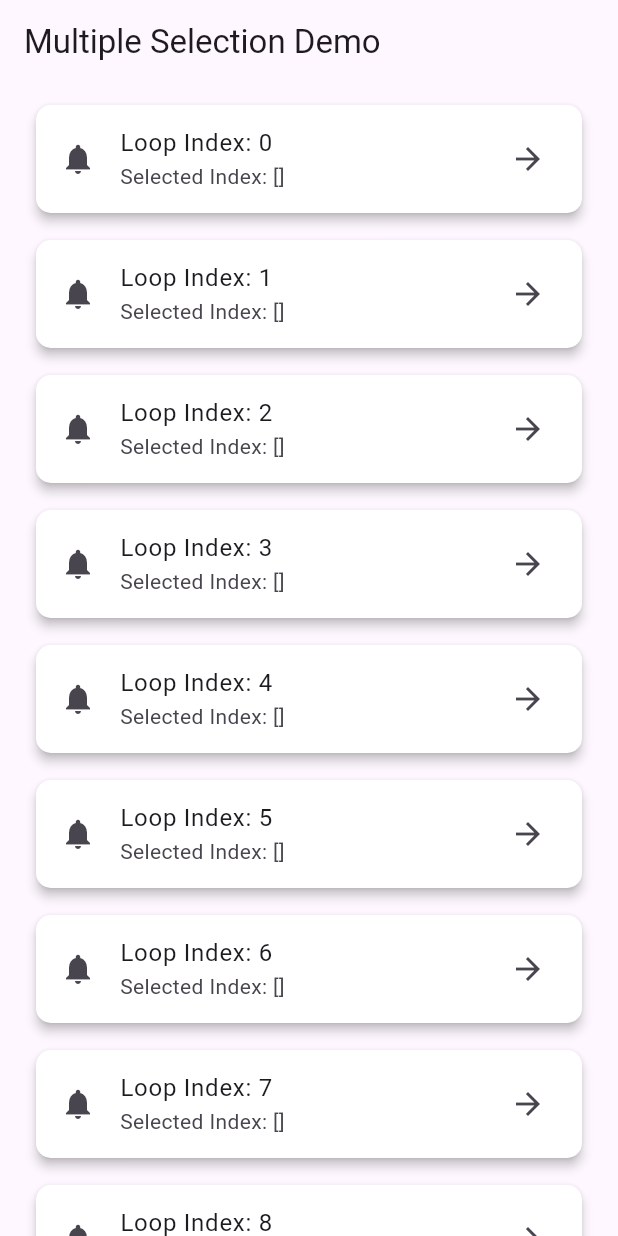
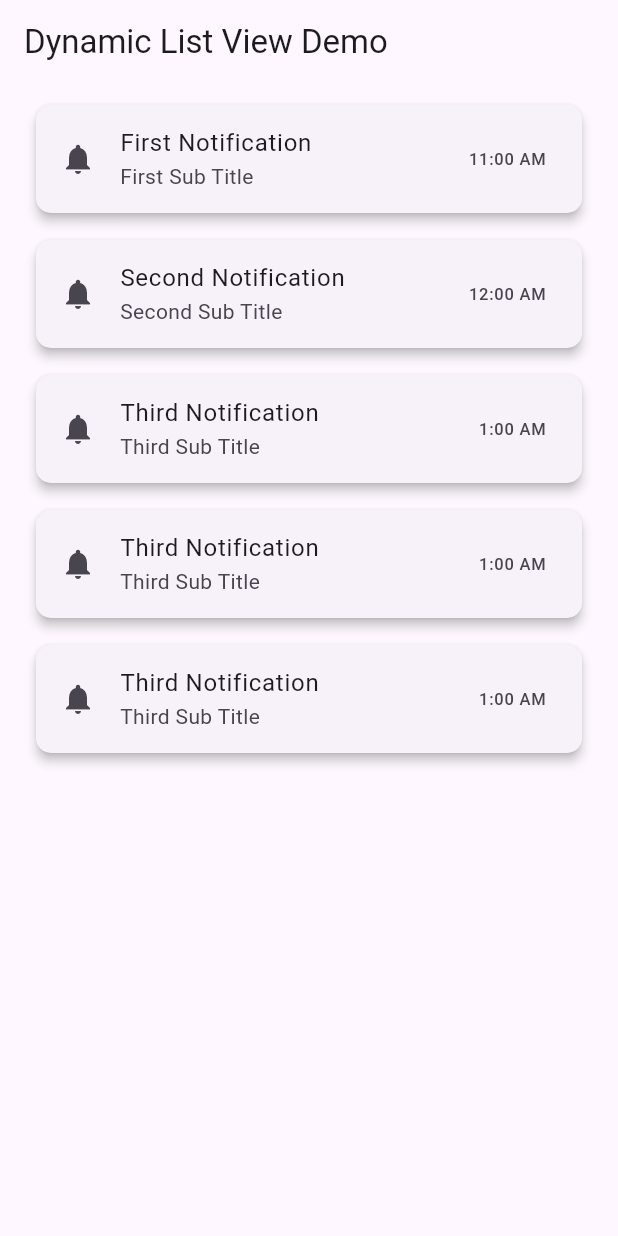
Before and after one commit to MuhammadAliKust/Flutter-B21, a Flutter app: the screen it shows after launch, on a phone screen of 412 x 824 dp. Run offline on Flutter 3.47's test engine with Material 3 defaults, Android fonts, the phone set to English and light mode, and no system bars; our stand-ins replace string_validator.

Commit message:
Dynamic List View Done

```diff
--- /dev/null
+++ b/lib/dynamic_list_view.dart
@@ -0,0 +1,66 @@
+import 'package:flutter/material.dart';
+import 'package:flutter_b21/models/notification.dart';
+
+class DynamicListView extends StatefulWidget {
+  DynamicListView({super.key});
+
+  @override
+  State<DynamicListView> createState() => _DynamicListViewState();
+}
+
+class _DynamicListViewState extends State<DynamicListView> {
+  List<NotificationModel> notificationList = [
+    NotificationModel(
+      title: 'First Notification',
+      subTitle: 'First Sub Title',
+      time: '11:00 AM',
+    ),
+    NotificationModel(
+      title: 'Second Notification',
+      subTitle: 'Second Sub Title',
+      time: '12:00 AM',
+    ),
+    NotificationModel(
+      title: 'Third Notification',
+      subTitle: 'Third Sub Title',
+      time: '1:00 AM',
+    ),
+    NotificationModel(
+      title: 'Third Notification',
+      subTitle: 'Third Sub Title',
+      time: '1:00 AM',
+    ),
+    NotificationModel(
+      title: 'Third Notification',
+      subTitle: 'Third Sub Title',
+      time: '1:00 AM',
+    ),
+  ];
+
+  @override
+  Widget build(BuildContext context) {
+    return Scaffold(
+      appBar: AppBar(title: Text("Dynamic List View Demo")),
+      body: ListView.builder(
+        itemCount: notificationList.length,
+        itemBuilder: (context, i) {
+          return Padding(
+            padding: const EdgeInsets.only(left: 20, right: 20, top: 10),
+            child: Card(
+              elevation: 3,
+              shape: RoundedRectangleBorder(
+                borderRadius: BorderRadius.circular(10),
+              ),
+              child: ListTile(
+                leading: Icon(Icons.notifications),
+                title: Text(notificationList[i].title),
+                subtitle: Text(notificationList[i].subTitle),
+                trailing: Text(notificationList[i].time),
+              ),
+            ),
+          );
+        },
+      ),
+    );
+  }
+}
--- a/lib/main.dart
+++ b/lib/main.dart
@@ -3,6 +3,7 @@ import 'package:flutter_b21/login.dart';
 import 'package:flutter_b21/multiple_selection.dart';
 
 import 'asset_image.dart';
+import 'dynamic_list_view.dart';
 import 'list_view_demo.dart';
 import 'network_image.dart';
 
@@ -16,7 +17,7 @@ class MyApp extends StatelessWidget {
   @override
   Widget build(BuildContext context) {
     return MaterialApp(
-      home: MultipleSelectionDemo(),
+      home: DynamicListView(),
       // home: Scaffold(
       //   backgroundColor: Colors.yellow,
       //   appBar: AppBar(
--- /dev/null
+++ b/lib/models/notification.dart
@@ -0,0 +1,11 @@
+class NotificationModel {
+  final String title;
+  final String subTitle;
+  final String time;
+
+  NotificationModel({
+    required this.title,
+    required this.subTitle,
+    required this.time,
+  });
+}
```
